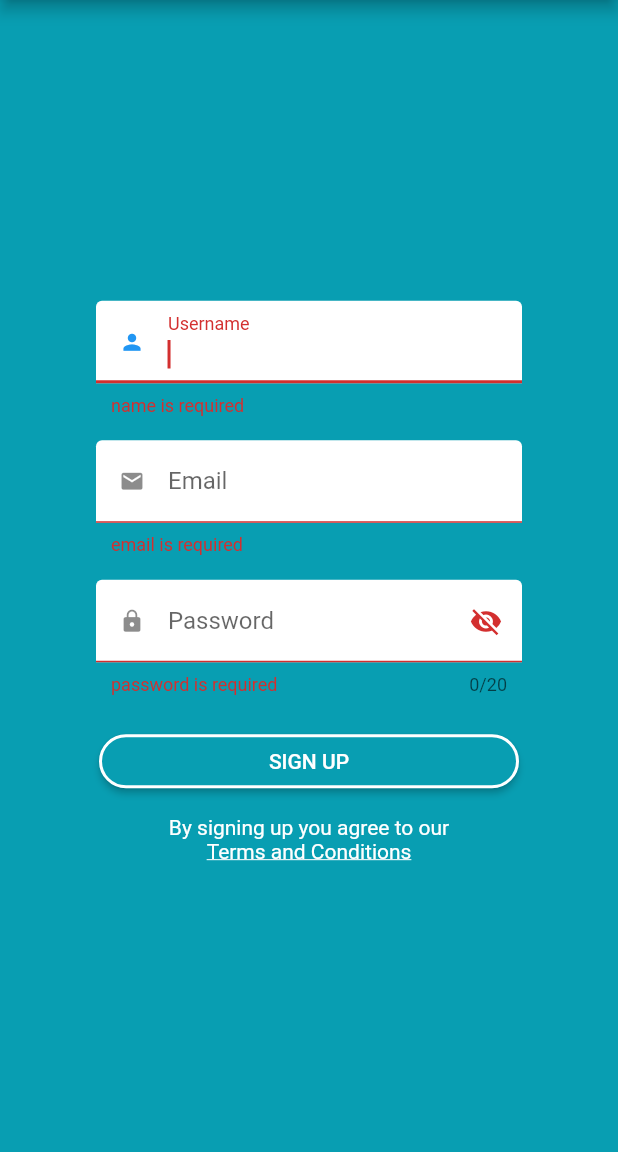
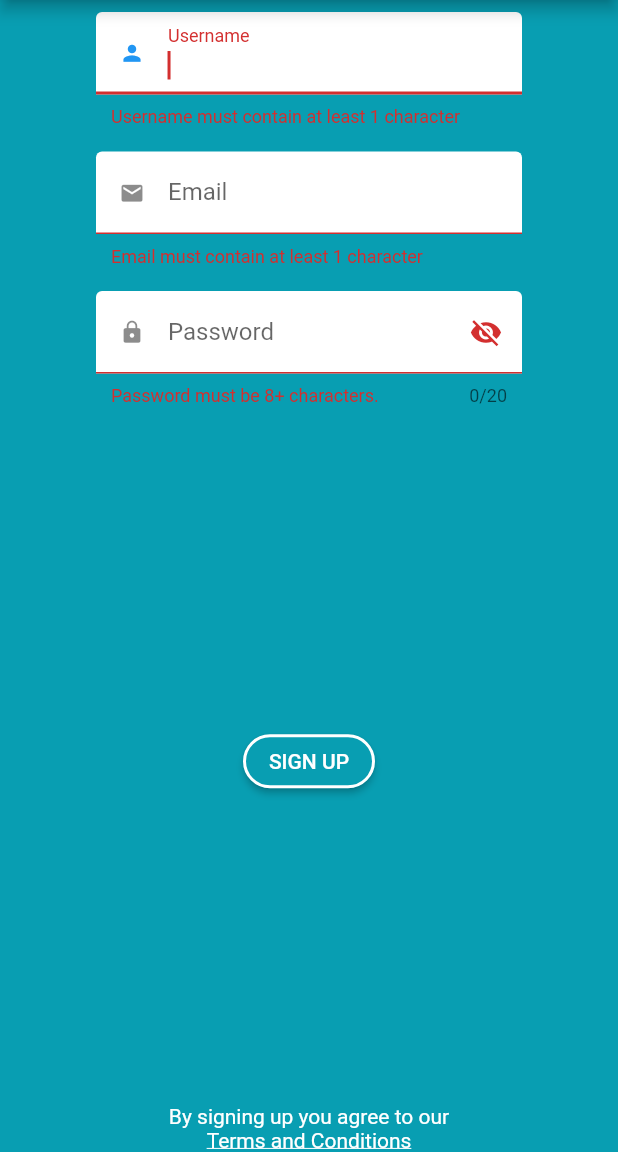
Before and after one commit to haidar786/Flutter, a Flutter app: the SignupScreen screen opened directly, on a phone screen of 412 x 824 dp, the part 84-1236 px from its top. Run offline on Flutter 3.47's test engine with Material 2 defaults, Android fonts, the light colour scheme and no system bars; our stand-ins replace cached_network_image, camera, contacts_service, firebase_messaging, font_awesome_flutter, google_maps_flutter and 5 more; missing offline and left inert: barcode_scan, qr, simple_permissions; accounts and stored records are empty.

Commit message:
Added unit tests to the login and signup page (#94)
* fix blockchain stats errors

* add login password validator
fix zone list refresh bug
fix zone list null image error
add incomplete login test

* fix signup overflow error
add login + signup field validation unit tests

* fix failing test

```diff
--- a/lib/screens/signup_screen.dart
+++ b/lib/screens/signup_screen.dart
@@ -1,3 +1,4 @@
+import 'package:emrals/utils/field_validator.dart';
 import 'package:flutter/material.dart';
 import 'package:emrals/auth.dart';
 import 'package:emrals/data/database_helper.dart';
@@ -84,6 +85,7 @@ class SignupScreenState extends State<SignupScreen>
     );
 
     var signupForm = Column(
+      mainAxisSize: MainAxisSize.min,
       children: <Widget>[
         Form(
           key: formKey,
@@ -96,7 +98,7 @@ class SignupScreenState extends State<SignupScreen>
                   autocorrect: false,
                   autovalidate: true,
                   onSaved: (val) => _username = val,
-                  validator: _formUtil.validateName,
+                  validator: FieldValidator.validateUsername,
                   decoration: InputDecoration(
                     prefixIcon: Icon(
                       Icons.person,
@@ -128,7 +130,7 @@ class SignupScreenState extends State<SignupScreen>
                   autovalidate: true,
                   keyboardType: TextInputType.emailAddress,
                   onSaved: (val) => _email = val,
-                  validator: _formUtil.validateEmail,
+                  validator: FieldValidator.validateEmail,
                   decoration: InputDecoration(
                     filled: true,
                     prefixIcon: Icon(
@@ -161,7 +163,7 @@ class SignupScreenState extends State<SignupScreen>
                   maxLength: 20,
                   obscureText: passwordVisible,
                   onSaved: (val) => _password = val,
-                  validator: _formUtil.validatePassword,
+                  validator: FieldValidator.validatePassword,
                   decoration: InputDecoration(
                     prefixIcon: Icon(
                       Icons.lock,
@@ -219,22 +221,17 @@ class SignupScreenState extends State<SignupScreen>
           onTap: () => launchURL('https://www.emrals.com/terms/'),
         ),
       ],
-      crossAxisAlignment: CrossAxisAlignment.stretch,
+      //crossAxisAlignment: CrossAxisAlignment.stretch,
     );
 
     return Scaffold(
       appBar: AppBar(title: Text('Emrals Signup')),
       key: scaffoldKey,
-      body: Container(
-        decoration: BoxDecoration(
-          color: emralsColor().shade50,
-        ),
-        child: Center(
-          child: Container(
-            child: signupForm,
-            height: 383.0,
-            width: 300.0,
-          ),
+      backgroundColor: emralsColor().shade50,
+      body: Center(
+        child: Container(
+          width: 300,
+          child: signupForm,
         ),
       ),
     );
--- /dev/null
+++ b/lib/utils/field_validator.dart
@@ -0,0 +1,40 @@
+import 'package:flutter/material.dart';
+
+class FieldValidator {
+  // Testable class
+
+  static const String INVALID_PASSWORD_MESSAGE =
+      'Password must be 8+ characters.';
+  static const String INVALID_USERNAME_MESSAGE =
+      'Username must contain at least 1 character';
+  static const String EMPTY_EMAIL_MESSAGE =
+      'Email must contain at least 1 character';
+  static const String INVALID_EMAIL_MESSAGE = 'Email is invalid';
+
+  // generic validator
+  static String validate({@required String name, @required String value}) {
+    return value.isEmpty ? 'Please fill in a $name.' : null;
+  }
+
+  // Signup validators
+  static String validatePassword(String password) {
+    return password.length < 8 ? INVALID_PASSWORD_MESSAGE : null;
+  }
+
+  static String validateUsername(String username) {
+    return username.isEmpty ? INVALID_USERNAME_MESSAGE : null;
+  }
+
+  static String validateEmail(String email) {
+    if (email.isEmpty) {
+      return EMPTY_EMAIL_MESSAGE;
+    }
+    bool validEmail = RegExp(
+            r"^[a-z0-9!#$%&'*+/=?^_`{|}~-]+(?:\.[a-z0-9!#$%&'*+/=?^_`{|}~-]+)*@(?:[a-z0-9](?:[a-z0-9-]*[a-z0-9])?\.)+[a-z0-9](?:[a-z0-9-]*[a-z0-9])?")
+        .hasMatch(email);
+    if (validEmail == false) {
+      return INVALID_EMAIL_MESSAGE;
+    }
+    return null;
+  }
+}
--- a/pubspec.yaml
+++ b/pubspec.yaml
@@ -32,6 +32,7 @@ dependencies:
   simple_permissions: ^0.1.9
   firebase_messaging: 3.0.1
   shared_preferences: ^0.4.3
+  test: ^1.5.1
 
 dev_dependencies:
   flutter_test:
```
Also changed, not shown: lib/screens/login_screen.dart (+10 -4 lines), lib/screens/zone_list.dart (+21 -5 lines), 2 other files.
